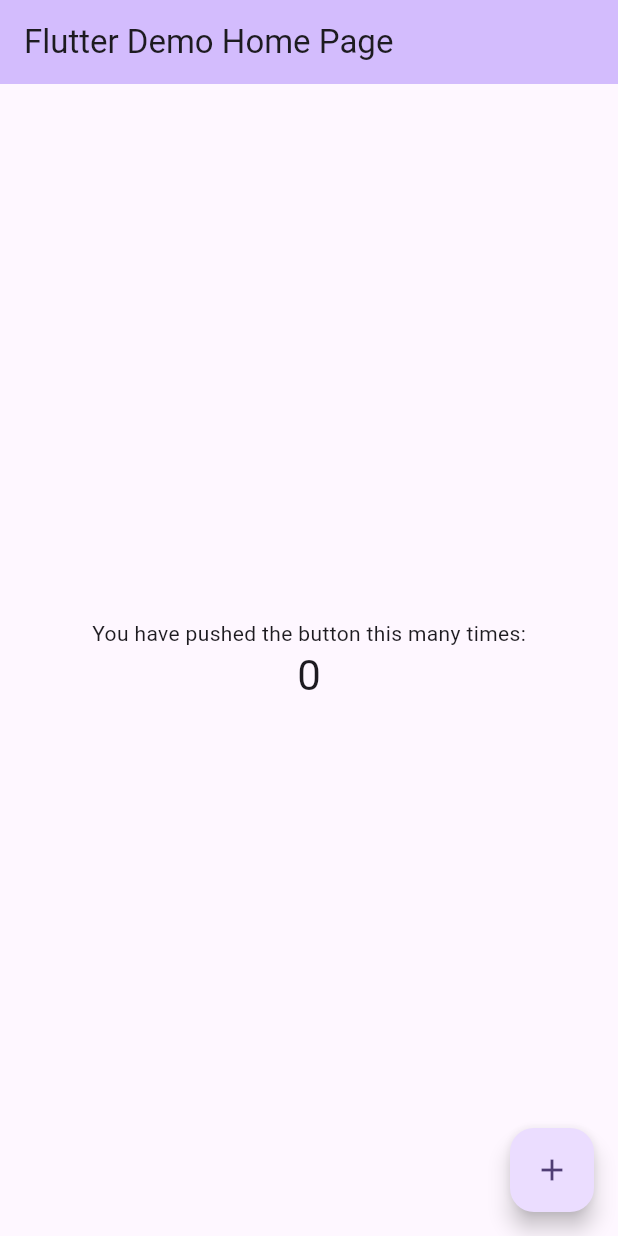
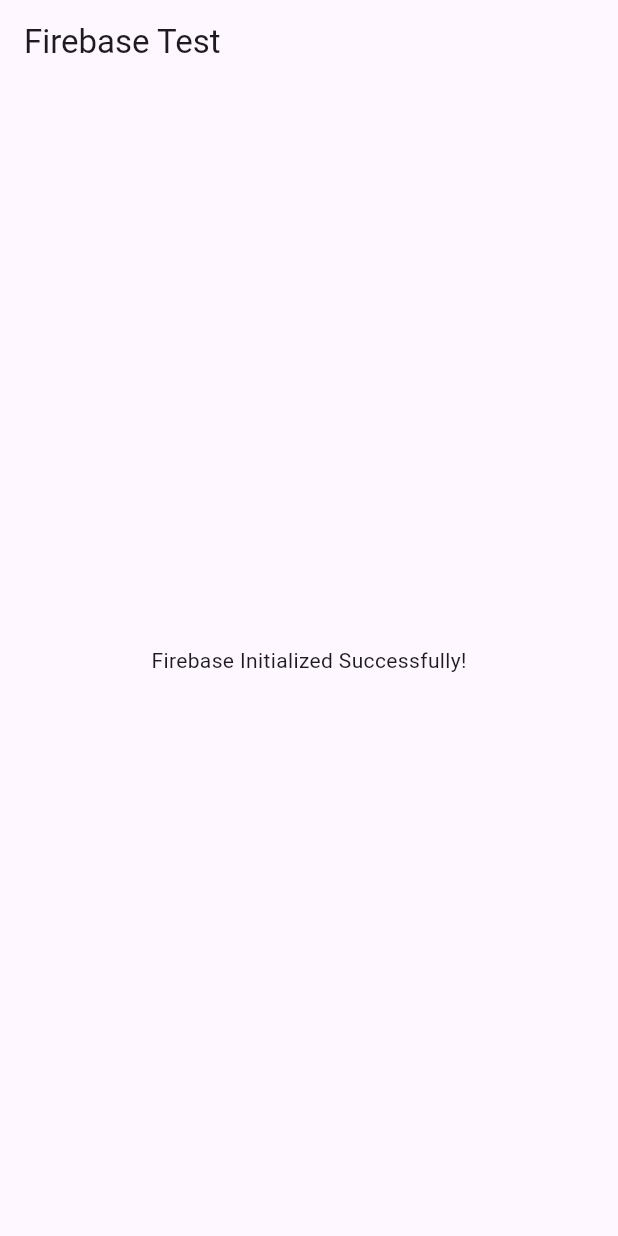
Before and after one commit to menabebawy/flowers_shop_mvp, a Flutter app: the screen it shows after launch, on a phone screen of 412 x 824 dp. Run offline on Flutter 3.47's test engine with Material 3 defaults, Android fonts, the phone set to English and light mode, and no system bars; our stand-ins replace firebase_core; accounts and stored records are empty; generated files the repository leaves out were written again.

Commit message:
Initialize Firebase

```diff
--- a/lib/main.dart
+++ b/lib/main.dart
@@ -1,125 +1,38 @@
+import 'package:firebase_core/firebase_core.dart';
 import 'package:flutter/material.dart';
 
-void main() {
-  runApp(const MyApp());
+import 'firebase_options.dart';
+
+void main() async {
+  WidgetsFlutterBinding.ensureInitialized();
+  await Firebase.initializeApp(
+    options: DefaultFirebaseOptions.currentPlatform,
+  );
+  runApp(const FlowerShopApp());
 }
 
-class MyApp extends StatelessWidget {
-  const MyApp({super.key});
+class FlowerShopApp extends StatelessWidget {
+  const FlowerShopApp({super.key});
 
-  // This widget is the root of your application.
   @override
   Widget build(BuildContext context) {
     return MaterialApp(
-      title: 'Flutter Demo',
-      theme: ThemeData(
-        // This is the theme of your application.
-        //
-        // TRY THIS: Try running your application with "flutter run". You'll see
-        // the application has a purple toolbar. Then, without quitting the app,
-        // try changing the seedColor in the colorScheme below to Colors.green
-        // and then invoke "hot reload" (save your changes or press the "hot
-        // reload" button in a Flutter-supported IDE, or press "r" if you used
-        // the command line to start the app).
-        //
-        // Notice that the counter didn't reset back to zero; the application
-        // state is not lost during the reload. To reset the state, use hot
-        // restart instead.
-        //
-        // This works for code too, not just values: Most code changes can be
-        // tested with just a hot reload.
-        colorScheme: ColorScheme.fromSeed(seedColor: Colors.deepPurple),
-        useMaterial3: true,
+      home: Scaffold(
+        appBar: AppBar(
+          title: const Text('Firebase Test'),
+        ),
+        body: Center(
+          child: FutureBuilder(
+            future: Firebase.initializeApp(),
+            builder: (context, snapshot) {
+              if (snapshot.connectionState == ConnectionState.done) {
+                return const Text('Firebase Initialized Successfully!');
+              }
+              return const CircularProgressIndicator();
+            },
+          ),
+        ),
       ),
-      home: const MyHomePage(title: 'Flutter Demo Home Page'),
     );
   }
 }
-
-class MyHomePage extends StatefulWidget {
-  const MyHomePage({super.key, required this.title});
-
-  // This widget is the home page of your application. It is stateful, meaning
-  // that it has a State object (defined below) that contains fields that affect
-  // how it looks.
-
-  // This class is the configuration for the state. It holds the values (in this
-  // case the title) provided by the parent (in this case the App widget) and
-  // used by the build method of the State. Fields in a Widget subclass are
-  // always marked "final".
-
-  final String title;
-
-  @override
-  State<MyHomePage> createState() => _MyHomePageState();
-}
-
-class _MyHomePageState extends State<MyHomePage> {
-  int _counter = 0;
-
-  void _incrementCounter() {
-    setState(() {
-      // This call to setState tells the Flutter framework that something has
-      // changed in this State, which causes it to rerun the build method below
-      // so that the display can reflect the updated values. If we changed
-      // _counter without calling setState(), then the build method would not be
-      // called again, and so nothing would appear to happen.
-      _counter++;
-    });
-  }
-
-  @override
-  Widget build(BuildContext context) {
-    // This method is rerun every time setState is called, for instance as done
-    // by the _incrementCounter method above.
-    //
-    // The Flutter framework has been optimized to make rerunning build methods
-    // fast, so that you can just rebuild anything that needs updating rather
-    // than having to individually change instances of widgets.
-    return Scaffold(
-      appBar: AppBar(
-        // TRY THIS: Try changing the color here to a specific color (to
-        // Colors.amber, perhaps?) and trigger a hot reload to see the AppBar
-        // change color while the other colors stay the same.
-        backgroundColor: Theme.of(context).colorScheme.inversePrimary,
-        // Here we take the value from the MyHomePage object that was created by
-        // the App.build method, and use it to set our appbar title.
-        title: Text(widget.title),
-      ),
-      body: Center(
-        // Center is a layout widget. It takes a single child and positions it
-        // in the middle of the parent.
-        child: Column(
-          // Column is also a layout widget. It takes a list of children and
-          // arranges them vertically. By default, it sizes itself to fit its
-          // children horizontally, and tries to be as tall as its parent.
-          //
-          // Column has various properties to control how it sizes itself and
-          // how it positions its children. Here we use mainAxisAlignment to
-          // center the children vertically; the main axis here is the vertical
-          // axis because Columns are vertical (the cross axis would be
-          // horizontal).
-          //
-          // TRY THIS: Invoke "debug painting" (choose the "Toggle Debug Paint"
-          // action in the IDE, or press "p" in the console), to see the
-          // wireframe for each widget.
-          mainAxisAlignment: MainAxisAlignment.center,
-          children: <Widget>[
-            const Text(
-              'You have pushed the button this many times:',
-            ),
-            Text(
-              '$_counter',
-              style: Theme.of(context).textTheme.headlineMedium,
-            ),
-          ],
-        ),
-      ),
-      floatingActionButton: FloatingActionButton(
-        onPressed: _incrementCounter,
-        tooltip: 'Increment',
-        child: const Icon(Icons.add),
-      ), // This trailing comma makes auto-formatting nicer for build methods.
-    );
-  }
-}
--- a/pubspec.yaml
+++ b/pubspec.yaml
@@ -35,6 +35,10 @@
   # The following adds the Cupertino Icons font to your application.
   # Use with the CupertinoIcons class for iOS style icons.
   cupertino_icons: ^1.0.8
+  firebase_core: ^3.8.0
+  firebase_storage: ^12.3.6
+  cloud_firestore: ^5.5.0
+  provider: ^6.1.2
 
 dev_dependencies:
   flutter_test:
```
Also changed, not shown: 11 other files.
